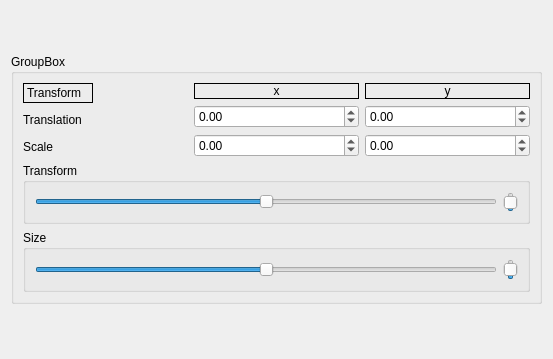
Qt form dia2/widget2dtransform.ui (albertllopart/QT-Projects) before a commit.
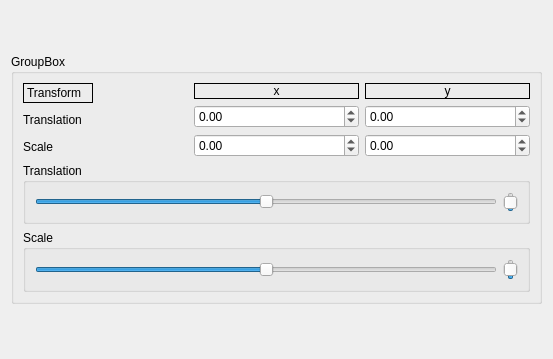
The same form after that commit.

```diff
--- a/dia2/widget2dtransform.ui
+++ b/dia2/widget2dtransform.ui
@@ -174,7 +174,7 @@
          </size>
         </property>
         <property name="title">
-         <string>Size</string>
+         <string>Scale</string>
         </property>
         <layout class="QGridLayout" name="gridLayout_3">
          <item row="0" column="0">
@@ -218,7 +218,7 @@
          </size>
         </property>
         <property name="title">
-         <string>Transform</string>
+         <string>Translation</string>
         </property>
         <layout class="QGridLayout" name="gridLayout_4">
          <item row="0" column="0">
```
